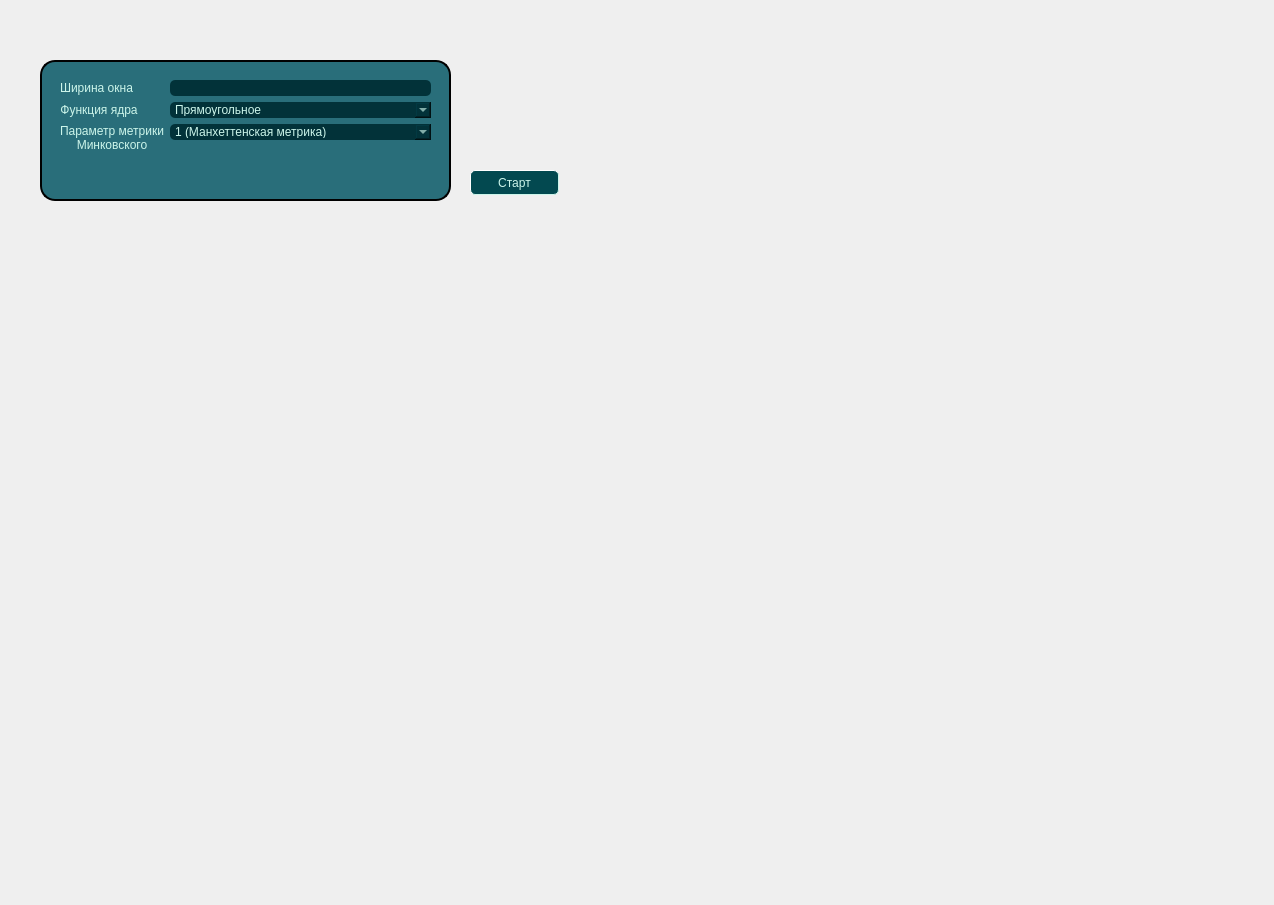
This is mainwindow.ui in EL96cpp/KnnVisualiser as Qt 5 draws it before an edit. The edited form follows.
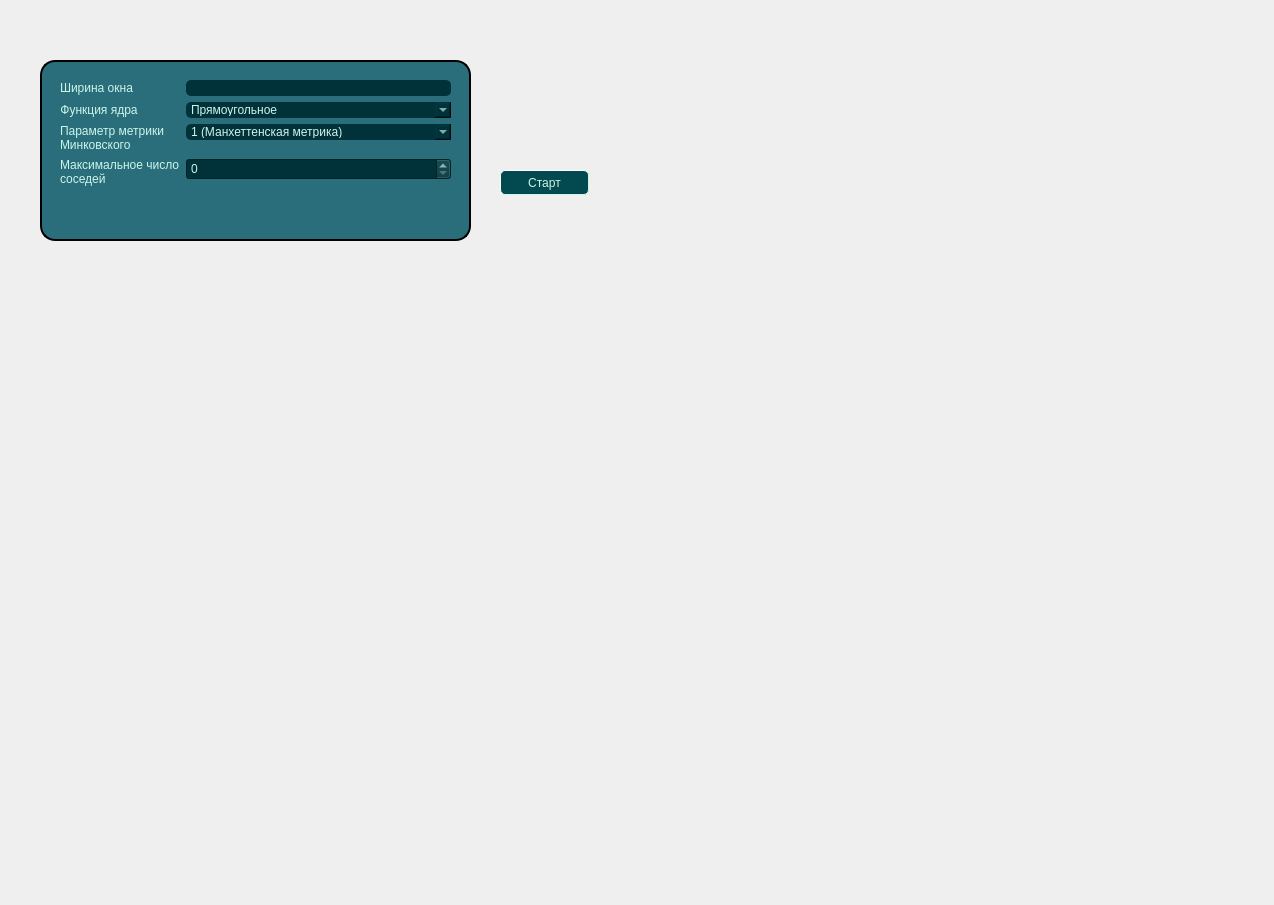
This is the edited form. Icons and pictures are not drawn.

What changed in the file:
```diff
--- a/mainwindow.ui
+++ b/mainwindow.ui
@@ -29,8 +29,8 @@
      <rect>
       <x>40</x>
       <y>60</y>
-      <width>411</width>
-      <height>141</height>
+      <width>431</width>
+      <height>181</height>
      </rect>
     </property>
     <property name="styleSheet">
@@ -61,8 +61,8 @@
       <rect>
        <x>20</x>
        <y>20</y>
-       <width>371</width>
-       <height>107</height>
+       <width>391</width>
+       <height>141</height>
       </rect>
      </property>
      <layout class="QFormLayout" name="formLayout">
@@ -150,7 +150,7 @@
 Минковского</string>
         </property>
         <property name="alignment">
-         <set>Qt::AlignCenter</set>
+         <set>Qt::AlignLeading|Qt::AlignLeft|Qt::AlignVCenter</set>
         </property>
        </widget>
       </item>
@@ -184,13 +184,34 @@
         </item>
        </widget>
       </item>
+      <item row="3" column="0">
+       <widget class="QLabel" name="maxNeighboursLabel">
+        <property name="styleSheet">
+         <string notr="true">color: rgb(204, 245, 234);
+</string>
+        </property>
+        <property name="text">
+         <string>Максимальное число
+соседей</string>
+        </property>
+       </widget>
+      </item>
+      <item row="3" column="1">
+       <widget class="QSpinBox" name="maxNeighboursSpinBox">
+        <property name="styleSheet">
+         <string notr="true">	background-color: rgb(2, 50, 57);
+	color: rgb(204, 245, 234);
+</string>
+        </property>
+       </widget>
+      </item>
      </layout>
     </widget>
    </widget>
    <widget class="QPushButton" name="startLearnButton">
     <property name="geometry">
      <rect>
-      <x>470</x>
+      <x>500</x>
       <y>170</y>
       <width>89</width>
       <height>25</height>
```
